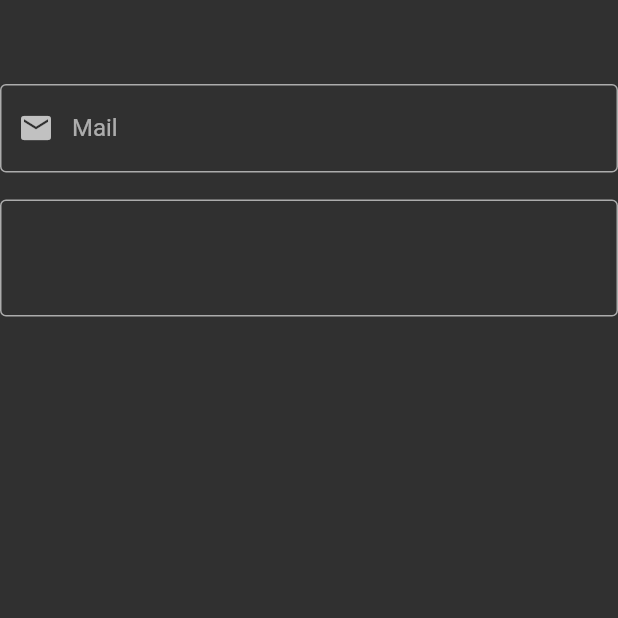
After one commit to ezgifistikcioglu/advanced-flutter-learn, a Flutter app: the screen it shows after launch, on a phone screen of 412 x 824 dp, the top half of it. The commit adds this screen. Run offline on Flutter 3.47's test engine with Material 2 defaults, Android fonts, the phone set to English and light mode, and no system bars.

Commit message:
Added lifecycle and text field infos.

```diff
--- /dev/null
+++ b/lib/basic/text_field_learn.dart
@@ -0,0 +1,80 @@
+import 'package:flutter/material.dart';
+import 'package:flutter/services.dart';
+import 'package:flutter_full/product/language/language_items.dart';
+
+class TextFieldLearn extends StatefulWidget {
+  const TextFieldLearn({Key? key}) : super(key: key);
+
+  @override
+  State<TextFieldLearn> createState() => _TextFieldLearnState();
+}
+
+class _TextFieldLearnState extends State<TextFieldLearn> {
+  final _key = GlobalKey();
+  FocusNode focusNodeTextFieldOne = FocusNode();
+  FocusNode focusNodeTextFieldTwo = FocusNode();
+
+  @override
+  Widget build(BuildContext context) {
+    return Scaffold(
+      appBar: AppBar(),
+      body: Column(
+        children: [
+          TextField(
+            maxLength: 20,
+            buildCounter: (BuildContext context,
+                {int? currentLength, bool? isFocused, int? maxLength}) {
+              return _normalContainer(currentLength);
+            },
+            keyboardType: TextInputType.emailAddress,
+            focusNode: focusNodeTextFieldOne,
+            autofillHints: const [AutofillHints.email],
+            inputFormatters: [TextProjectInputFormater()._formatter],
+            textInputAction: TextInputAction.next,
+            decoration: _InputDecorator().emailInput,
+          ),
+          TextFormField(
+            focusNode: focusNodeTextFieldTwo,
+            minLines: 2,
+            maxLines: 4,
+          )
+        ],
+      ),
+    );
+  }
+
+  AnimatedContainer _animatedContainer(int? currentLength) {
+    return AnimatedContainer(
+      key: _key,
+      duration: const Duration(seconds: 1),
+      width: 10.0 * (currentLength ?? 0),
+      height: 10,
+      //child: Colors.green,
+    );
+  }
+
+  Container _normalContainer(int? currentLength) {
+    return Container(
+      height: 10,
+      width: 40,
+      color: Colors.green[100 * ((currentLength ?? 0) ~/ 2)],
+    );
+  }
+}
+
+class TextProjectInputFormater {
+  final _formatter = TextInputFormatter.withFunction((oldValue, newValue) {
+    if (newValue.text == "a") {
+      return oldValue;
+    } else {
+      return newValue;
+    }
+  });
+}
+
+class _InputDecorator {
+  final emailInput = const InputDecoration(
+      prefixIcon: Icon(Icons.mail),
+      border: OutlineInputBorder(),
+      labelText: LanguageItems.mailTitle);
+}
--- a/lib/main.dart
+++ b/lib/main.dart
@@ -1,7 +1,7 @@
 import 'package:flutter/material.dart';
 import 'package:flutter/services.dart';
-import 'package:flutter_full/basic/page_view_learn.dart';
-import 'package:flutter_full/basic/stateful_learn.dart';
+import 'package:flutter_full/basic/stateful_lifecycle_learn.dart';
+import 'package:flutter_full/basic/text_field_learn.dart';
 
 import 'basic/color_learn.dart';
 
@@ -23,6 +23,12 @@ class MyApp extends StatelessWidget {
               const ListTileThemeData(contentPadding: EdgeInsets.zero),
           progressIndicatorTheme:
               const ProgressIndicatorThemeData(color: Colors.purple),
+          textTheme: const TextTheme(subtitle1: TextStyle(color: Colors.white)),
+          inputDecorationTheme: const InputDecorationTheme(
+              filled: true,
+              fillColor: Colors.transparent,
+              iconColor: Colors.purple,
+              border: OutlineInputBorder()),
           cardTheme: CardTheme(
               shape: RoundedRectangleBorder(
                   borderRadius: BorderRadius.circular(20))),
@@ -35,7 +41,7 @@ class MyApp extends StatelessWidget {
             systemOverlayStyle: SystemUiOverlayStyle
                 .light, // Android cihazın şarz ve saat bilgilerinin old kısım, önemli
           )),
-      home: const PageViewLearn(),
+      home: const TextFieldLearn(),
     );
   }
 }
--- a/lib/product/language/language_items.dart
+++ b/lib/product/language/language_items.dart
@@ -1,3 +1,4 @@
 class LanguageItems {
   static const welcomeTitle = 'Welcome';
+  static const mailTitle = 'Mail';
 }
```
Also changed, not shown: lib/basic/stateful_lifecycle_learn.dart (added, +68 -0 lines).
